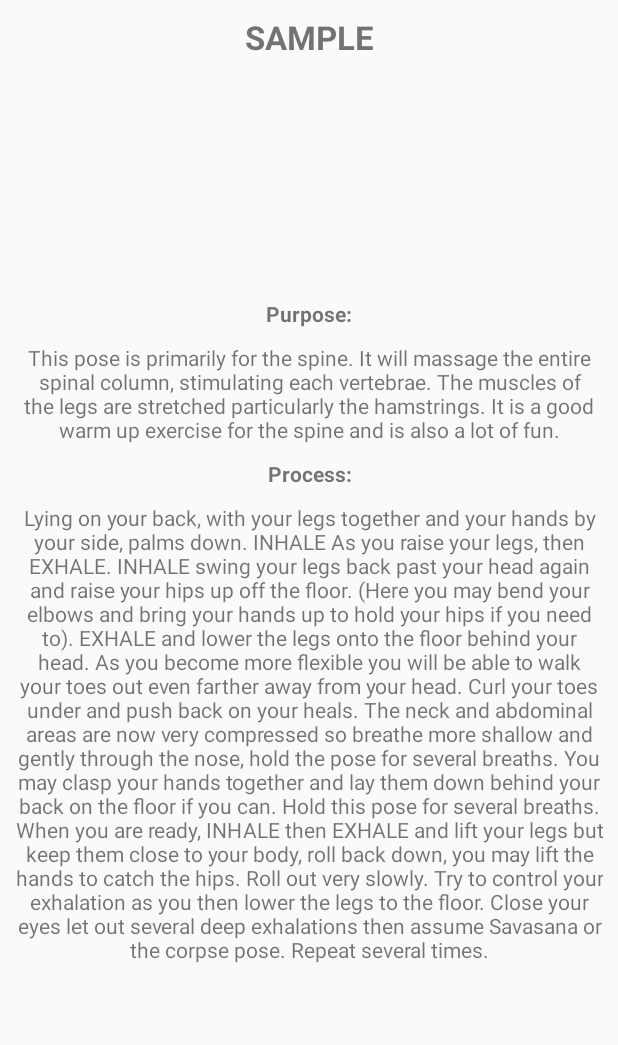
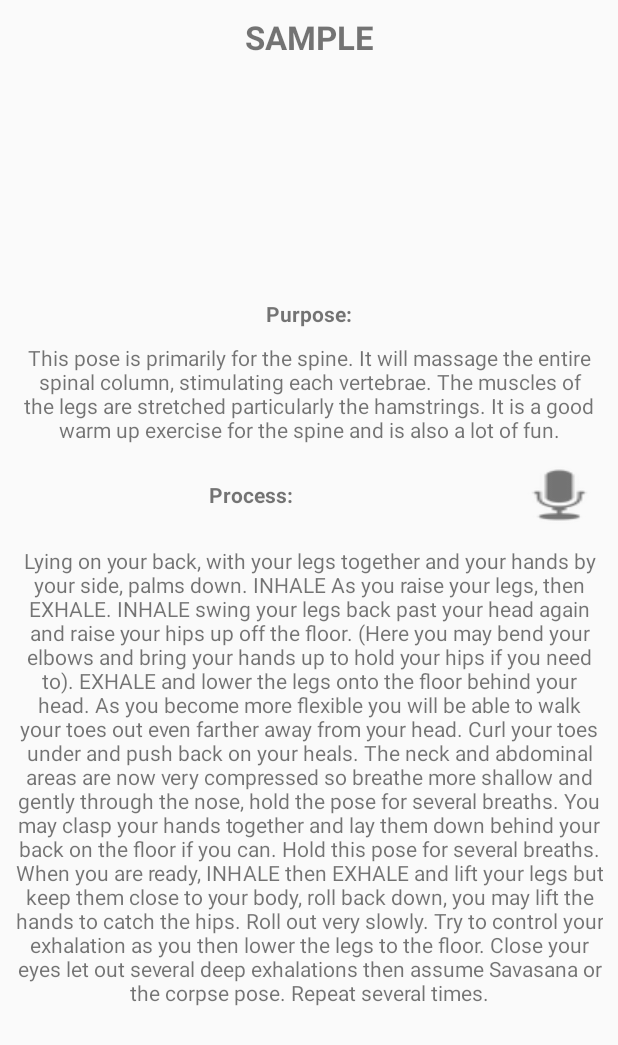
Before and after one commit to replyashu/yogaforall, an Android app: the layout fragment_exercise_main.xml on its own in the app's theme, with its tools: preview values and no code run, on a phone screen of 412 x 824 dp. Shown: the top 1045 px of the screen. Run offline under Robolectric (Android 15) with nearby library versions, the phone set to English and light mode, and no system bars; plain views replace SimpleDraweeView.

Commit message:
voice added

```diff
--- a/app/build.gradle
+++ b/app/build.gradle
@@ -7,8 +7,8 @@ android {
         applicationId "ashu.yogaforyou"
         minSdkVersion 14
         targetSdkVersion 24
-        versionCode 1
-        versionName "1.0"
+        versionCode 3
+        versionName "1.0.1"
         testInstrumentationRunner "android.support.test.runner.AndroidJUnitRunner"
     }
     buildTypes {
@@ -32,6 +32,8 @@ dependencies {
     compile 'com.facebook.fresco:animated-gif:1.0.0'
     testCompile 'junit:junit:4.12'
     compile 'com.google.android.gms:play-services-analytics:10.0.1'
+    compile 'org.jsoup:jsoup:1.7.3'
+
 
 }
 
--- a/app/src/main/java/ashu/yogaforyou/fragment/HomeFragment.java
+++ b/app/src/main/java/ashu/yogaforyou/fragment/HomeFragment.java
@@ -14,6 +14,7 @@ import android.view.View;
 import android.view.ViewGroup;
 
 import ashu.yogaforyou.R;
+import ashu.yogaforyou.activity.MainActivity;
 import ashu.yogaforyou.adapter.HomeFragmentAdapter;
 import ashu.yogaforyou.util.IabHelper;
 import ashu.yogaforyou.util.IabResult;
@@ -197,6 +198,8 @@ public class HomeFragment extends Fragment implements HomeFragmentAdapter.ViewHo
                         SharedPreferences.Editor editor = sp.edit();
                         editor.putString("isPurchased", "yes");
                         editor.commit();
+                        startActivity(new Intent(getActivity(), MainActivity.class));
+
                     } else {
                         // handle error
                     }
--- a/app/src/main/java/ashu/yogaforyou/fragment/NormalFragment.java
+++ b/app/src/main/java/ashu/yogaforyou/fragment/NormalFragment.java
@@ -18,7 +18,6 @@ import com.google.android.gms.analytics.Tracker;
 
 import ashu.yogaforyou.R;
 import ashu.yogaforyou.adapter.ExerciseAdapter;
-import ashu.yogaforyou.adapter.HomeFragmentAdapter;
 import ashu.yogaforyou.global.AppController;
 
 /**
--- a/app/src/main/java/ashu/yogaforyou/fragment/StressFragment.java
+++ b/app/src/main/java/ashu/yogaforyou/fragment/StressFragment.java
@@ -19,6 +19,7 @@ import com.google.android.gms.analytics.Tracker;
 import ashu.yogaforyou.R;
 import ashu.yogaforyou.adapter.ExerciseAdapter;
 import ashu.yogaforyou.global.AppController;
+
 
 /**
  * Created by apple on 01/01/17.
--- a/app/src/main/res/layout/fragment_exercise_main.xml
+++ b/app/src/main/res/layout/fragment_exercise_main.xml
@@ -27,12 +27,21 @@
         fresco:placeholderImage="@drawable/yoga"
         />
 
+    <LinearLayout
+        android:layout_width="match_parent"
+        android:layout_height="wrap_content"
+        android:layout_weight="1"
+        android:orientation="horizontal">
         <TextView
             android:layout_width="match_parent"
             android:layout_height="wrap_content"
             android:text="Purpose:"
             android:gravity="center"
+            android:layout_weight="0.9"
             android:textStyle="bold"/>
+    </LinearLayout>
+
+
 
 
     <TextView
@@ -43,12 +52,29 @@
         android:gravity="center"
         android:text="@string/both_big_toe_purpose"/>
 
+    <LinearLayout
+        android:layout_width="match_parent"
+        android:layout_height="wrap_content"
+        android:layout_weight="1"
+        android:orientation="horizontal">
         <TextView
             android:layout_width="match_parent"
             android:layout_height="wrap_content"
             android:text="Process:"
             android:gravity="center"
+            android:layout_weight="0.9"
             android:textStyle="bold"/>
+
+        <Button
+            android:layout_width="wrap_content"
+            android:layout_height="wrap_content"
+            android:id="@+id/readProcess"
+            android:layout_weight="0.1"
+            android:elevation="0dp"
+            android:background="@android:drawable/ic_btn_speak_now" />
+
+    </LinearLayout>
+
 
     <TextView
         android:layout_width="match_parent"
```
Also changed, not shown: app/src/main/java/ashu/yogaforyou/activity/MainActivity.java (+74 -0 lines), app/src/main/java/ashu/yogaforyou/fragment/ExerciseFragment.java (+52 -0 lines). Lines whose indentation alone changed are shown as unchanged.
